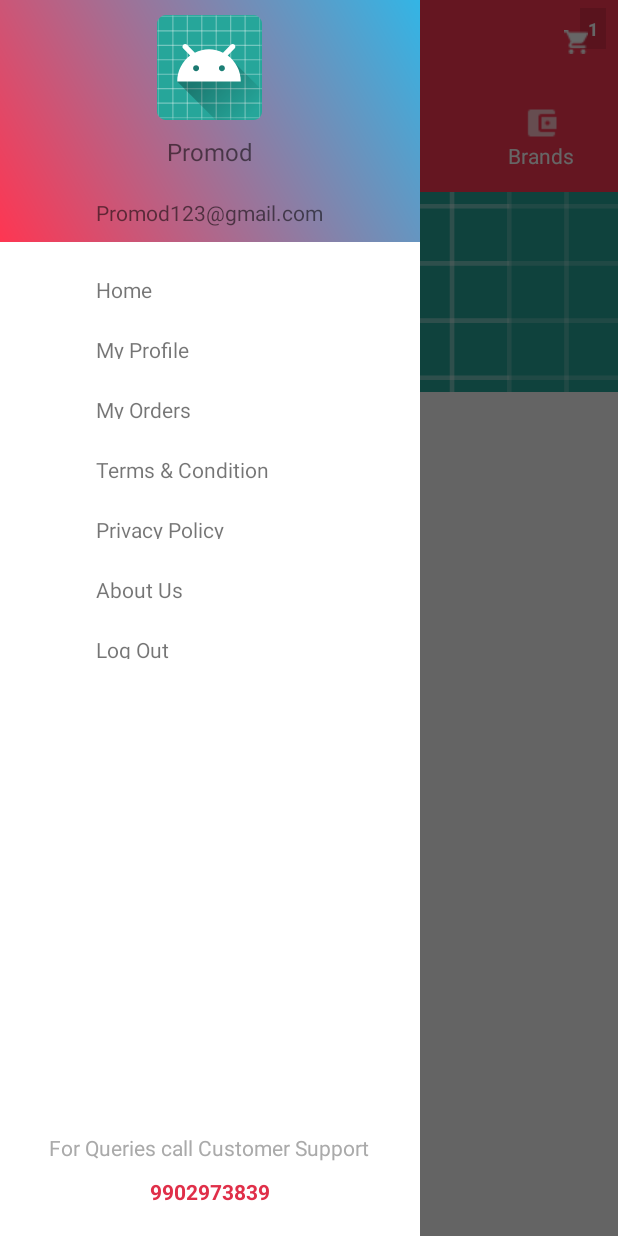
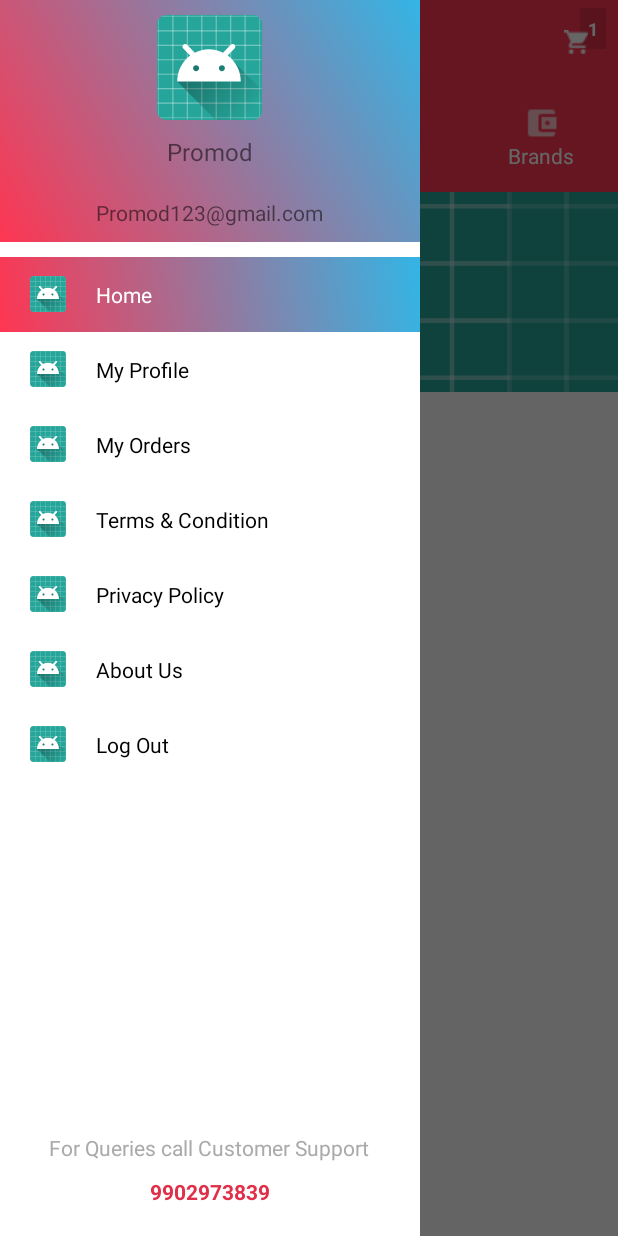
Before and after one commit to TechMohit/NROnline, an Android app: the screen it shows after launch (HomeActivity), with the side drawer open, on a phone screen of 412 x 824 dp. Run offline under Robolectric (Android 15) with nearby library versions, the phone set to English and light mode, and no system bars.

Commit message:
profile added

```diff
--- a/app/src/main/AndroidManifest.xml
+++ b/app/src/main/AndroidManifest.xml
@@ -20,7 +20,7 @@
             </intent-filter>
         </activity>
         <activity android:name=".account.SignupActivity" />
-
+        <activity android:name=".profile.ProfileActivity"></activity>
     </application>
 
 </manifest>
--- a/app/src/main/java/grossary/cyron/com/grossary/drawer/DrawerAdapter.java
+++ b/app/src/main/java/grossary/cyron/com/grossary/drawer/DrawerAdapter.java
@@ -1,6 +1,8 @@
 package grossary.cyron.com.grossary.drawer;
 
+import android.app.Activity;
 import android.content.Context;
+import android.graphics.Color;
 import android.support.v7.widget.RecyclerView;
 import android.view.LayoutInflater;
 import android.view.View;
@@ -24,11 +26,13 @@ public class DrawerAdapter extends RecyclerView.Adapter<RecyclerView.ViewHolder>
     private final List<DrawerItem> list;
     private final OnItemClickListener onItemClickListener;
     public int selectedPosition = 0;
+    private Activity activity;
 
-    public DrawerAdapter(Context context, List<DrawerItem> list, OnItemClickListener onItemClickListener) {
-        layoutInflater = (LayoutInflater) context.getSystemService(Context.LAYOUT_INFLATER_SERVICE);
+    public DrawerAdapter(Activity activity, List<DrawerItem> list, OnItemClickListener onItemClickListener) {
+        layoutInflater = (LayoutInflater) activity.getSystemService(Context.LAYOUT_INFLATER_SERVICE);
         this.list = list;
         this.onItemClickListener = onItemClickListener;
+        this.activity=activity;
     }
 
     @Override
@@ -41,6 +45,15 @@ public class DrawerAdapter extends RecyclerView.Adapter<RecyclerView.ViewHolder>
     @Override
     public void onBindViewHolder(RecyclerView.ViewHolder holder, final int position) {
         final DrawerItem object = list.get(position);
+        if(position==selectedPosition){
+            ((ImageTypeViewHolder) holder).linItem.setBackground(activity.getResources().getDrawable(R.drawable.gradient_corner));
+            ((ImageTypeViewHolder) holder).tv_text.setTextColor(Color.parseColor("#ffffff"));
+        }else {
+            ((ImageTypeViewHolder) holder).linItem.setBackground(null);
+            ((ImageTypeViewHolder) holder).tv_text.setTextColor(Color.parseColor("#000000"));
+
+        }
+
         ((ImageTypeViewHolder) holder).tv_text.setText("" + object.getText());
         ((ImageTypeViewHolder) holder).linItem.setOnClickListener(new View.OnClickListener() {
             @Override
--- a/app/src/main/java/grossary/cyron/com/grossary/drawer/DrawerFragment.java
+++ b/app/src/main/java/grossary/cyron/com/grossary/drawer/DrawerFragment.java
@@ -14,6 +14,7 @@ import java.util.ArrayList;
 import java.util.List;
 
 import grossary.cyron.com.grossary.R;
+import grossary.cyron.com.grossary.utility.Constant;
 import grossary.cyron.com.grossary.utility.callback.OnItemClickListener;
 
 public class DrawerFragment extends Fragment implements OnItemClickListener {
@@ -62,7 +63,7 @@ public class DrawerFragment extends Fragment implements OnItemClickListener {
 
         DrawerItem drawerItem1 = new DrawerItem();
         drawerItem1.setText("My Profile");
-        drawerItem1.setTag("MY_PROFILE");
+        drawerItem1.setTag(Constant.NAV_DRAWER.MY_PROFILE);
         drawerItem1.setIcon(R.drawable.ic_launcher_background);
         newsList.add(drawerItem1);
 
--- a/app/src/main/java/grossary/cyron/com/grossary/sellers/SellerFragment.java
+++ b/app/src/main/java/grossary/cyron/com/grossary/sellers/SellerFragment.java
@@ -3,6 +3,7 @@ package grossary.cyron.com.grossary.sellers;
 
 import android.os.Bundle;
 import android.support.v4.app.Fragment;
+import android.support.v7.widget.GridLayoutManager;
 import android.support.v7.widget.RecyclerView;
 import android.view.LayoutInflater;
 import android.view.View;
@@ -40,6 +41,7 @@ public class SellerFragment extends Fragment implements OnItemClickListener<Sell
         sellerList.add(obj);
         sellerList.add(obj);
         sellerList.add(obj);
+        recyclerView.setLayoutManager(new GridLayoutManager(getActivity(), 2));
         recyclerView.setAdapter(new SellersListAdapter(sellerList, getActivity(), this));
         return view;
     }
--- a/app/src/main/java/grossary/cyron/com/grossary/utility/Constant.java
+++ b/app/src/main/java/grossary/cyron/com/grossary/utility/Constant.java
@@ -10,4 +10,8 @@ public class Constant {
 
 
     }
+
+    public interface NAV_DRAWER{
+        String MY_PROFILE="MY_PROFILE";
+    }
 }
--- a/app/src/main/res/layout/adapter_drawer_item.xml
+++ b/app/src/main/res/layout/adapter_drawer_item.xml
@@ -1,11 +1,8 @@
 <?xml version="1.0" encoding="utf-8"?>
-<LinearLayout xmlns:android="http://schemas.android.com/apk/res/android"
-    android:orientation="vertical" android:layout_width="match_parent"
-    android:layout_height="wrap_content">
-    <LinearLayout
+    <LinearLayout xmlns:android="http://schemas.android.com/apk/res/android"
         android:id="@+id/lin_item"
         android:layout_width="match_parent"
-        android:layout_height="40dp"
+        android:layout_height="50dp"
         android:paddingBottom="12dp"
         android:paddingTop="12dp">
 
@@ -13,6 +10,7 @@
             android:id="@+id/img_icon"
             android:layout_width="24dp"
             android:layout_height="24dp"
+            android:background="@mipmap/ic_launcher"
             android:layout_gravity="center_vertical"
             android:layout_marginLeft="20dp"
             />
@@ -21,8 +19,9 @@
             android:id="@+id/tv_text"
             android:layout_width="wrap_content"
             android:layout_height="wrap_content"
+            android:textColor="@android:color/white"
+            android:text="Profile added"
             android:layout_gravity="center_vertical"
             android:layout_marginLeft="20dp"
             />
     </LinearLayout>
-</LinearLayout>
--- a/app/src/main/res/layout/fragment_drawer.xml
+++ b/app/src/main/res/layout/fragment_drawer.xml
@@ -45,7 +45,7 @@
         android:layout_below="@+id/header"
         android:orientation="vertical"
         android:paddingTop="10dp"
-        app:layoutManager="LinearLayoutManager"
+        app:layoutManager="android.support.v7.widget.LinearLayoutManager"
         android:layout_above="@+id/tv_supp_txt"
         app:layout_behavior="@string/appbar_scrolling_view_behavior"
         app:spanCount="1" />
--- a/app/src/main/res/layout/fragment_seller.xml
+++ b/app/src/main/res/layout/fragment_seller.xml
@@ -11,7 +11,7 @@
         android:layout_width="match_parent"
         android:layout_height="match_parent"
         android:scrollbars="none"
-        app:layoutManager="android.support.v7.widget.LinearLayoutManager" />
+        />
 
 
 </RelativeLayout>
--- a/app/src/main/res/layout/list_item_sellers.xml
+++ b/app/src/main/res/layout/list_item_sellers.xml
@@ -32,16 +32,15 @@
             android:id="@+id/imageView2"
             android:layout_width="0dp"
             android:layout_height="0dp"
-            android:layout_marginBottom="8dp"
-            android:layout_marginEnd="8dp"
             android:layout_marginStart="8dp"
             android:layout_marginTop="8dp"
+            android:layout_marginEnd="8dp"
+            android:layout_marginBottom="8dp"
             app:layout_constraintBottom_toTopOf="@+id/textView"
             app:layout_constraintEnd_toEndOf="parent"
             app:layout_constraintHorizontal_bias="0.0"
             app:layout_constraintStart_toStartOf="parent"
             app:layout_constraintTop_toTopOf="parent"
-            app:layout_constraintVertical_bias="0.018"
             app:srcCompat="@mipmap/ic_launcher_round" />
     </android.support.constraint.ConstraintLayout>
 </android.support.v7.widget.CardView>
```
Also changed, not shown: app/src/main/java/grossary/cyron/com/grossary/HomeActivity.java (+14 -0 lines), app/src/main/java/grossary/cyron/com/grossary/profile/ProfileActivity.java (added, +45 -0 lines), app/src/main/res/drawable-v21/secondary_button_green.xml (added, +21 -0 lines), app/src/main/res/drawable/secondary_button_green.xml (added, +15 -0 lines), app/src/main/res/layout/activity_profile.xml (added, +105 -0 lines).
